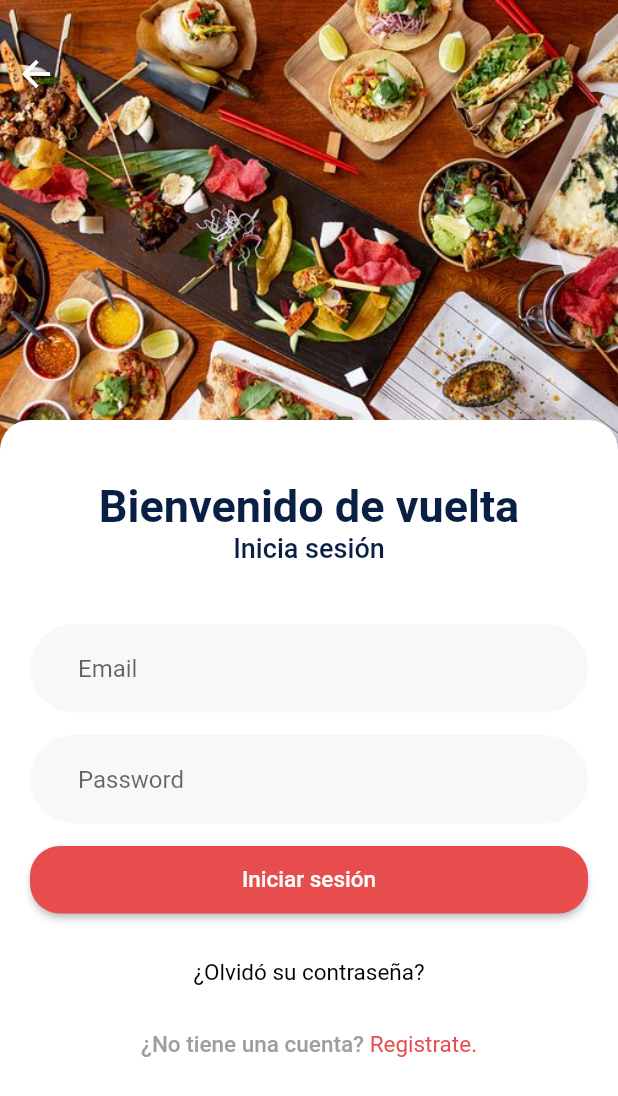
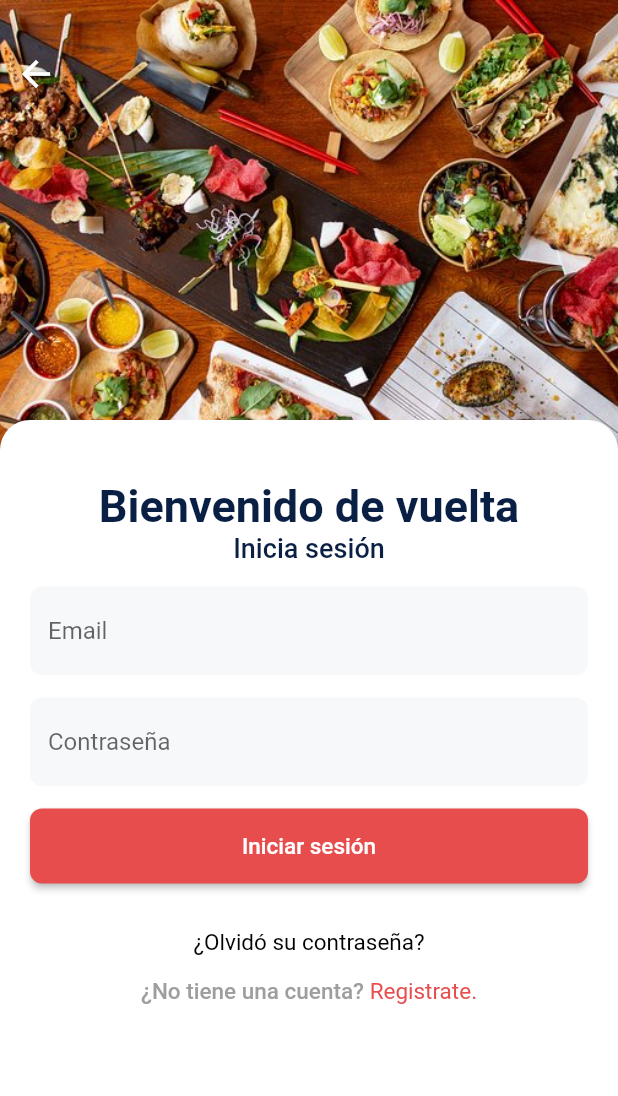
Before and after one commit to RodriiTepatzi/fudi_app, a Flutter app: the screen it shows after launch, after a tap on "Entrar con número de telefono", on a phone screen of 412 x 824 dp. Shown: the top 1096 px of the screen. Run offline on Flutter 3.47's test engine with Material 2 defaults, Android fonts, the phone set to English and light mode, and no system bars; our stand-ins replace flutter_swiper, permission_handler; network calls fail.

Commit message:
creating all forms and some validations

```diff
--- /dev/null
+++ b/lib/src/forms/login_form.dart
@@ -0,0 +1,104 @@
+import 'package:flutter/material.dart';
+import 'package:fudi_app/src/services/extensions.dart';
+import 'package:fudi_app/src/static/colors.dart';
+import 'package:fudi_app/src/static/widget_properties.dart';
+import 'package:fudi_app/src/widgets/alert_dialog.dart';
+
+// Define a custom Form widget.
+class LoginForm extends StatefulWidget {
+  const LoginForm({Key? key}) : super(key: key);
+
+  @override
+  LoginFormState createState() {
+    return LoginFormState();
+  }
+}
+
+class LoginFormState extends State<LoginForm> {
+
+  TextEditingController _emailController = new TextEditingController();
+  TextEditingController _passwordController = new TextEditingController();
+
+  final _formKey = GlobalKey<FormState>();
+
+  @override
+  Widget build(BuildContext context) {
+    // Build a Form widget using the _formKey created above.
+    return Form(
+      key: _formKey,
+      child: Column(
+        children: <Widget>[
+          TextFormField(
+            controller: _emailController,
+            autovalidateMode: AutovalidateMode.onUserInteraction,
+            validator: (input) => input.toString().isEmpty ? "Campo vacio" : null,
+            keyboardType: TextInputType.emailAddress,
+            cursorColor: accentColorApp,
+            decoration: const InputDecoration(
+              filled: true,
+              fillColor: textFieldColorApp,
+              hintText: 'Email',
+              border: OutlineInputBorder(
+                borderSide: BorderSide.none,
+                borderRadius: BorderRadius.all(
+                  Radius.circular(roundedCornersValue),
+                ),
+              ),
+            ),
+          ),
+          const SizedBox(height: formFieldHeightGap,),
+          TextFormField(
+            controller: _passwordController,
+            autovalidateMode: AutovalidateMode.onUserInteraction,
+            validator: (input) => input.toString().isEmpty ? "Campo vacio" : null,
+            keyboardType: TextInputType.visiblePassword,
+            obscureText: true,
+            cursorColor: accentColorApp,
+            decoration: const InputDecoration(
+              filled: true,
+              fillColor: textFieldColorApp,
+              hintText: 'Contraseña',
+              border: OutlineInputBorder(
+                borderSide: BorderSide.none,
+                borderRadius: BorderRadius.all(
+                  Radius.circular(roundedCornersValue),
+                ),
+              ),
+            ),
+          ),
+          const SizedBox(height: formFieldHeightGap),
+          ElevatedButton(
+            onPressed: (){
+              if (_formKey.currentState!.validate()) {
+                String email = _emailController.text;
+                String password = _passwordController.text;
+
+
+                Navigator.pushNamed(context, 'tabs');
+              }
+            },
+            style: ElevatedButton.styleFrom(
+              shape: RoundedRectangleBorder(
+                borderRadius: BorderRadius.circular(roundedCornersValue),
+              ),
+              primary: accentColorApp,
+              minimumSize: const Size(double.infinity, heightFormFieldValue),
+            ),
+            child: Row(
+              mainAxisAlignment: MainAxisAlignment.center,
+              children: const [
+                Text(
+                  'Iniciar sesión',
+                  style: TextStyle(
+                    color: Colors.white,
+                    fontSize: 15.0,
+                  ),
+                )
+              ],
+            ),
+          ),
+        ],
+      ),
+    );
+  }
+}
--- a/lib/src/pages/login_page.dart
+++ b/lib/src/pages/login_page.dart
@@ -3,7 +3,9 @@
 import 'package:flutter/material.dart';
 
 import 'package:flutter/services.dart';
+import 'package:fudi_app/src/forms/login_form.dart';
 import 'package:fudi_app/src/static/colors.dart';
+import 'package:fudi_app/src/static/widget_properties.dart';
 import 'package:fudi_app/src/widgets/back_button.dart';
 
 class LoginPage extends StatelessWidget {
@@ -11,7 +13,10 @@ class LoginPage extends StatelessWidget {
   @override
   Widget build(BuildContext context){
     return Scaffold(
-      body: ListView(
+      extendBody: true,
+      extendBodyBehindAppBar: true,
+      body: SingleChildScrollView(
+        child: Stack(
           children: [
             Column(
               children: [
@@ -32,6 +37,7 @@ class LoginPage extends StatelessWidget {
                 ),
                 Transform.translate(
                   offset: const Offset(0.0, -20.0),
+                  child: IntrinsicHeight(
                     child: Container(
                       width: double.infinity,
                       height: 500,
@@ -60,9 +66,10 @@ class LoginPage extends StatelessWidget {
                                   fontSize: 18.0,
                                 ),
                               ),
-                          _emailInput(),
-                          _passwordInput(),
-                          _buttonLogin(context),
+                              const SizedBox(height: formFieldHeightGap),
+                              const LoginForm(
+                                key: ValueKey('login-form'),
+                              ),
                               Container(
                                 margin: const EdgeInsets.only(top: 30.0),
                                 child: Row(
@@ -85,7 +92,7 @@ class LoginPage extends StatelessWidget {
                                 ),
                               ),
                               Container(
-                            margin: const EdgeInsets.only(top: 30.0),
+                                margin: const EdgeInsets.only(top: 15.0),
                                 child: Row(
                                   mainAxisAlignment: MainAxisAlignment.center,
                                   children: [
@@ -119,81 +126,12 @@ class LoginPage extends StatelessWidget {
                       ),
                     ),
                   ),
-            ],
                 ),
               ],
             ),
-    );
-  }
-}
-
-Widget _emailInput(){
-  return Container(
-    margin: const EdgeInsets.only(top: 40.0),
-    padding: const EdgeInsets.only(left: 20.0),
-    decoration: BoxDecoration(
-      color: textFieldColorApp,
-      borderRadius: BorderRadius.circular(30.0),
-    ),
-    child: const TextField(
-      keyboardType: TextInputType.emailAddress,
-      decoration: InputDecoration(
-        hintText: 'Email',
-        border: OutlineInputBorder(
-          borderSide: BorderSide.none,
-        ),
-      ),
-    ),
-  );
-}
-
-Widget _passwordInput(){
-  return Container(
-    margin: const EdgeInsets.only(top: 15.0),
-    padding: const EdgeInsets.only(left: 20.0),
-    decoration: BoxDecoration(
-      color: textFieldColorApp,
-      borderRadius: BorderRadius.circular(30.0),
-    ),
-    child: const TextField(
-      obscureText: true,
-      decoration: InputDecoration(
-        hintText: 'Password',
-        border: OutlineInputBorder(
-          borderSide: BorderSide.none,
-        ),
-      ),
-    ),
-  );
-}
-
-Widget _buttonLogin(BuildContext context){
-  return Container(
-    margin: const EdgeInsets.only(top: 15),
-    height: 45.0,
-    child: RaisedButton(
-      onPressed: (){
-        Navigator.pushNamed(context, 'tabs');
-      },
-      shape: RoundedRectangleBorder(
-        borderRadius: BorderRadius.circular(20.0),
-      ),
-      color: Theme.of(context).accentColor,
-      child: Row(
-        mainAxisAlignment: MainAxisAlignment.center,
-        children: const [
-          /*Image(
-            image: AssetImage('../assets/facebook.png'),
-          ),*/ // This in case an image will be added later...
-          Text(
-            'Iniciar sesión',
-            style: TextStyle(
-              color: Colors.white,
-              fontSize: 15.0,
-            ),
-          )
           ],
         ),
       ),
     );
   }
+}
--- a/lib/src/pages/tabs/tabs_page.dart
+++ b/lib/src/pages/tabs/tabs_page.dart
@@ -21,7 +21,7 @@ class _TabsPageState extends State<TabsPage> {
   @override
   void initState() {
     super.initState();
-    Future.delayed(Duration.zero, () async {
+    /*Future.delayed(Duration.zero, () async {
       final statusLocation = await Permission.location.request();
       if (statusLocation == PermissionStatus.granted){
 
@@ -32,7 +32,7 @@ class _TabsPageState extends State<TabsPage> {
       else if(statusLocation == PermissionStatus.permanentlyDenied){
         _askLocation(context);
       }
-    });
+    });*/
   }
 
   List<Widget> widgetsOptions = [
--- a/lib/src/pages/welcome_page.dart
+++ b/lib/src/pages/welcome_page.dart
@@ -4,8 +4,10 @@ import 'dart:ui';
 
 import 'package:flutter/material.dart';
 import 'package:fudi_app/src/pages/login_page.dart';
+import 'package:fudi_app/src/static/widget_properties.dart';
 
 class WelcomePage extends StatelessWidget {
+
 
   @override
   Widget build(BuildContext context) {
@@ -65,7 +67,7 @@ class WelcomePage extends StatelessWidget {
                     );
                   },
                   shape: RoundedRectangleBorder(
-                    borderRadius: BorderRadius.circular(20.0),
+                    borderRadius: BorderRadius.circular(roundedCornersValue),
                   ),
                   color: Theme.of(context).accentColor,
                   child: Row(
@@ -94,7 +96,7 @@ class WelcomePage extends StatelessWidget {
 
                   },
                   shape: RoundedRectangleBorder(
-                    borderRadius: BorderRadius.circular(20.0),
+                    borderRadius: BorderRadius.circular(roundedCornersValue),
                   ),
                   color: Theme.of(context).buttonColor,
                   child: Row(
--- a/lib/src/routes/routes.dart
+++ b/lib/src/routes/routes.dart
@@ -3,6 +3,7 @@ import 'package:flutter/material.dart';
 // Pages
 
 import 'package:fudi_app/src/pages/forgot_password_page.dart';
+import 'package:fudi_app/src/pages/search_page.dart';
 import 'package:fudi_app/src/pages/sign_up_page.dart';
 import 'package:fudi_app/src/pages/tabs/tabs_page.dart';
 import 'package:fudi_app/src/pages/welcome_page.dart';
@@ -14,4 +15,5 @@ final routes = <String,WidgetBuilder>{
   'sign-up' : (BuildContext context) => SignUpPage(),
   'forgot-password' : (BuildContext context) => ForgotPasswordPage(),
   'tabs' : (BuildContext context) => TabsPage(),
+  'search' : (BuildContext context) => SearchPage(),
 };
--- /dev/null
+++ b/lib/src/static/widget_properties.dart
@@ -0,0 +1,3 @@
+const double roundedCornersValue = 8.0;
+const double heightFormFieldValue = 50.0;
+const double formFieldHeightGap = 15.0;
```
Also changed, not shown: lib/src/forms/forgot_password_form.dart (added, +88 -0 lines), lib/src/forms/sign_up_form.dart (+89 -19 lines), lib/src/pages/forgot_password_page.dart (+4 -24 lines), lib/src/pages/search_page.dart (added, +11 -0 lines), lib/src/pages/sign_up_page.dart (+6 -6 lines), lib/src/services/extensions.dart (+8 -0 lines), lib/src/services/validations.dart (added, +24 -0 lines). Lines whose indentation alone changed are shown as unchanged.
